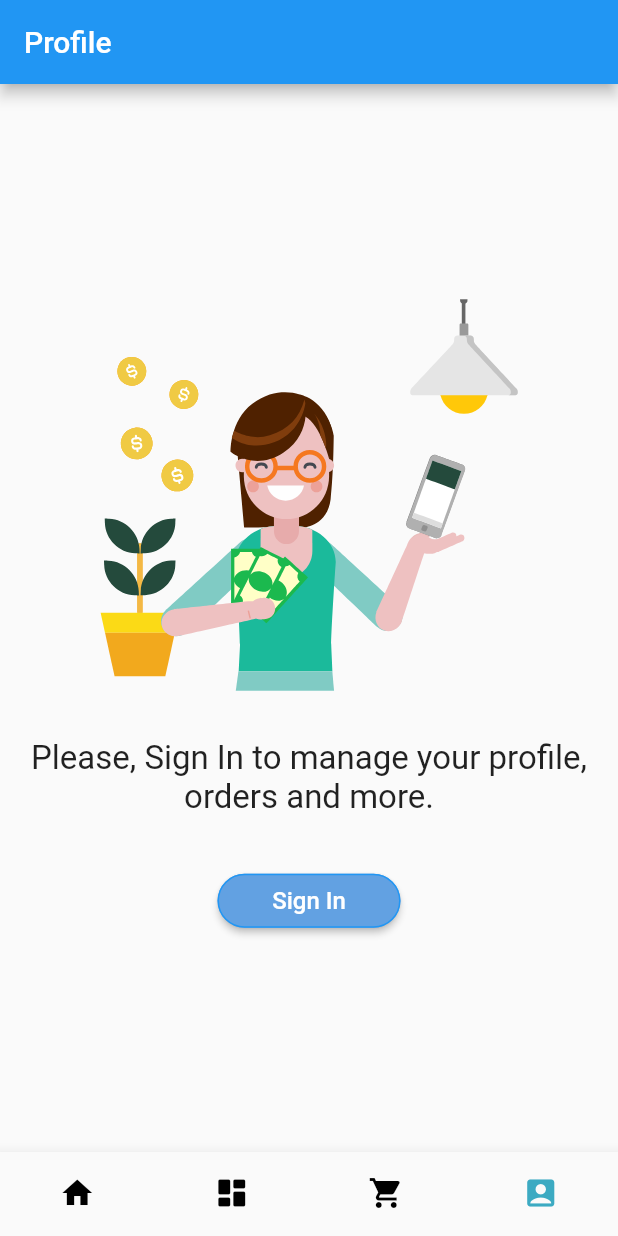
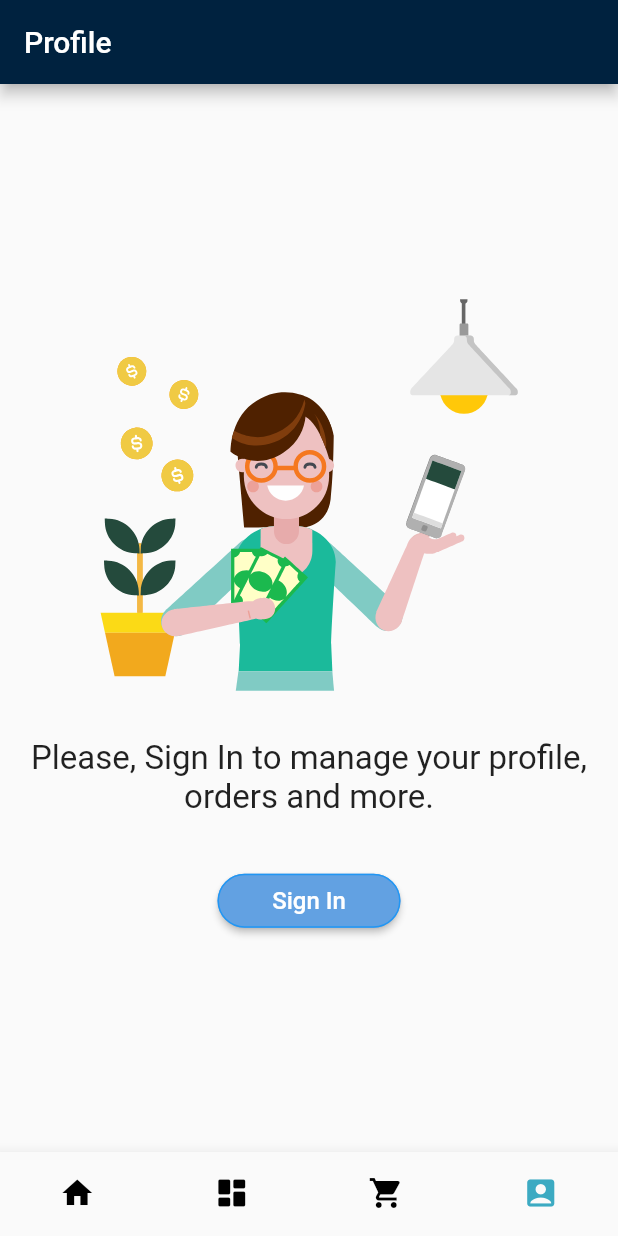
Before and after one commit to ShiftHackZ/WooCommerceMobile, a Flutter app: the screen it shows after launch, item 4 of the bottom bar chosen, on a phone screen of 412 x 824 dp. Run offline on Flutter 3.47's test engine with Material 2 defaults, Android fonts, the phone set to English and light mode, and no system bars; our stand-ins replace cached_network_image, dio, easy_localization, flutter_bloc, flutter_cache_manager, flutter_dotenv and 13 more; missing offline and left inert: fluster, invert_colors; accounts and stored records are empty; network calls fail; project files that could hold a hidden picture were left out.

```diff
--- a/lib/screens/auth/no_auth_screen.dart
+++ b/lib/screens/auth/no_auth_screen.dart
@@ -7,14 +7,17 @@ class NoAuthScreen extends StatelessWidget {
 
   final String title;
   final VoidCallback onRefresh;
+  final AppBar? appBar;
 
-  NoAuthScreen(this.title, this.onRefresh);
+  NoAuthScreen({
+    required this.title,
+    required this.onRefresh,
+    this.appBar,
+  });
 
   @override
   Widget build(BuildContext context) => Scaffold(
-    appBar: AppBar(
-      title: Text(title),
-    ),
+    appBar: appBar,
     body: SafeArea(
       child: Center(
         child: Column(
--- a/lib/screens/profile/profile_view.dart
+++ b/lib/screens/profile/profile_view.dart
@@ -60,15 +60,22 @@ class ProfileView extends StatelessWidget {
       ),
   );
 
-  Widget _noAuth(BuildContext context) => NoAuthScreen(tr('tab_profile'), () {
-    Future.delayed(Duration(milliseconds: 200), () {
-      context.read<ProfileCubit>().getProfile();
-    });
-  });
+  Widget _noAuth(BuildContext context) => NoAuthScreen(
+        title: tr('tab_profile'),
+        appBar: AppBar(
+          title: Text('tab_profile').tr(),
+          backgroundColor: WooAppTheme.colorCommonToolbar,
+        ),
+        onRefresh: () {
+          Future.delayed(Duration(milliseconds: 200), () {
+            context.read<ProfileCubit>().getProfile();
+          });
+        },
+      );
 
   Widget _contentState(
-      BuildContext context,
-      CustomerProfile profile,
+    BuildContext context,
+    CustomerProfile profile,
   ) => Scaffold(
     appBar: AppBar(
       title: Text('tab_profile').tr(),
@@ -130,7 +137,7 @@ class ProfileView extends StatelessWidget {
                                     duration: Duration(seconds: 1),
                                     enabled: true,
                                     direction: ShimmerDirection.fromLTRB(),
-                                    child: Container(color: Colors.white10)
+                                    child: Container(color: Colors.white10),
                                 ),
                                 errorWidget: (context, url, error) => Center(child: Icon(Icons.error)),
                               ),
```
Also changed, not shown: lib/screens/cart/cart_view.dart (+9 -6 lines).
